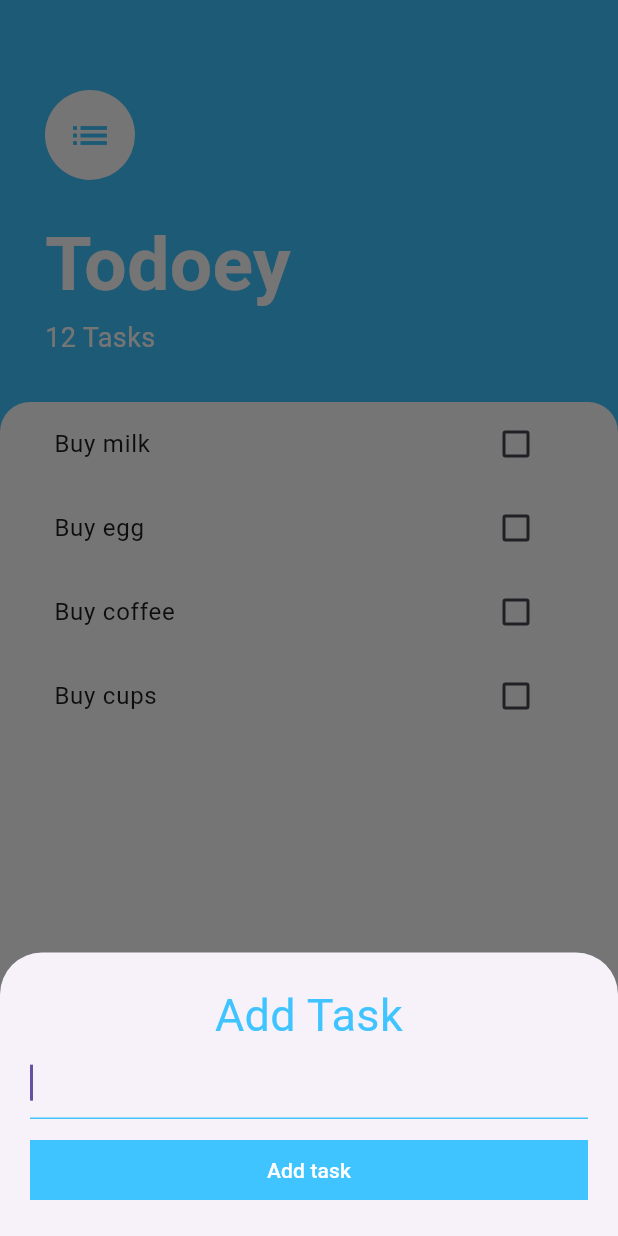
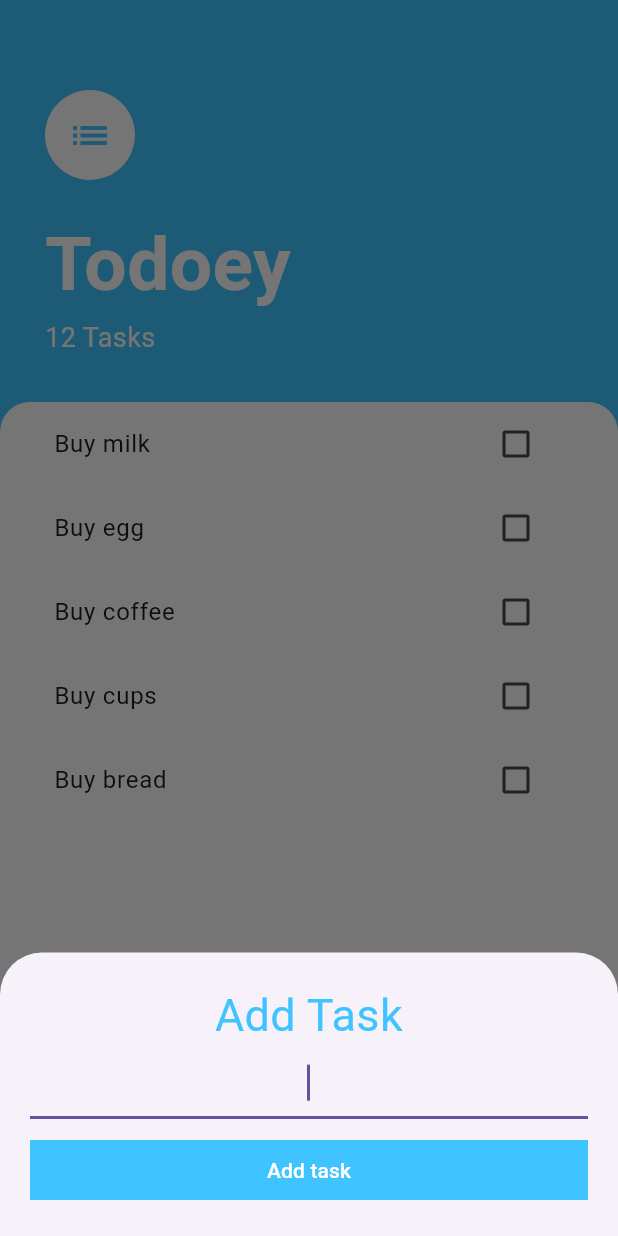
Before and after one commit to OmarAlazaizeh/todoey, a Flutter app: the screen it shows after launch, after a tap on the "add" icon, on a phone screen of 412 x 824 dp. Run offline on Flutter 3.47's test engine with Material 3 defaults, Android fonts, the phone set to English and light mode, and no system bars.

Commit message:
Working on adding new task functionality

```diff
--- a/lib/screens/add_task_screen.dart
+++ b/lib/screens/add_task_screen.dart
@@ -17,15 +17,16 @@ class AddTaskScreen extends StatelessWidget {
             style: TextStyle(color: Colors.lightBlueAccent, fontSize: 30),
           ),
           TextField(
-            decoration: InputDecoration(
-              enabledBorder: UnderlineInputBorder(
-                borderSide: BorderSide(color: Colors.lightBlueAccent),
-              ),
-              focusedBorder: UnderlineInputBorder(
-                borderSide: BorderSide(color: Colors.lightBlueAccent),
-              ),
-            ),
+            // decoration: InputDecoration(
+            //   enabledBorder: UnderlineInputBorder(
+            //     borderSide: BorderSide(color: Colors.lightBlueAccent),
+            //   ),
+            //   focusedBorder: UnderlineInputBorder(
+            //     borderSide: BorderSide(color: Colors.lightBlueAccent),
+            //   ),
+            // ),
             autofocus: true,
+            textAlign: TextAlign.center,
           ),
           SizedBox(height: 10),
           TextButton(
--- a/lib/screens/task_screen.dart
+++ b/lib/screens/task_screen.dart
@@ -16,6 +16,7 @@ class _TaskScreenState extends State<TaskScreen> {
     Task(name: 'Buy egg'),
     Task(name: 'Buy coffee'),
     Task(name: 'Buy cups'),
+    Task(name: 'Buy bread'),
   ];
 
   @override
```
